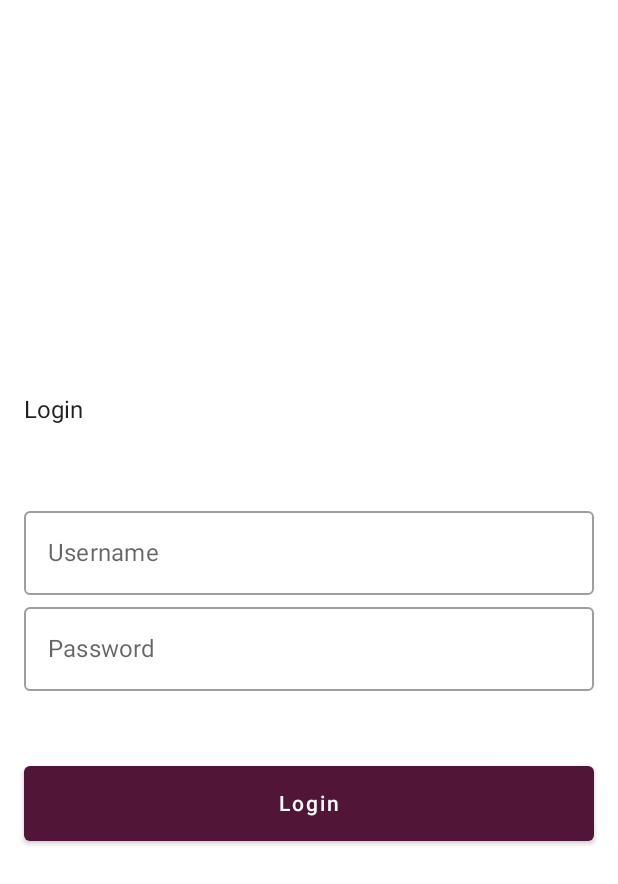
After one commit to AIR-FOI-HR/AIR2226, an Android app built with Jetpack Compose: the composable LoginPage shown on its own in the app's theme, on a phone screen of 412 x 824 dp. The commit adds this screen. Shown: the top 884 px of the screen. Run offline under Robolectric (Android 15) with nearby library versions, the phone set to English and light mode, and no system bars.

Commit message:
Implement login using mock data

```diff
--- /dev/null
+++ b/Android/app/src/main/java/hr/foi/air/giveaway/navigation/components/login/LoginPage.kt
@@ -0,0 +1,83 @@
+package hr.foi.air.giveaway.navigation.components.login
+
+import androidx.compose.foundation.layout.*
+import androidx.compose.foundation.text.KeyboardOptions
+import androidx.compose.material.Text
+import androidx.compose.runtime.*
+import androidx.compose.ui.Modifier
+import androidx.compose.ui.graphics.Color
+import androidx.compose.ui.text.input.ImeAction
+import androidx.compose.ui.text.style.TextAlign
+import androidx.compose.ui.tooling.preview.Preview
+import androidx.compose.ui.unit.dp
+import hr.foi.air.giveaway.entities.MockDataLoader
+import hr.foi.air.giveaway.entities.RegistrationBody
+import hr.foi.air.giveaway.ui.components.PasswordTextField
+import hr.foi.air.giveaway.ui.components.StyledButton
+import hr.foi.air.giveaway.ui.components.StyledTextField
+@Composable
+fun LoginPage (
+    onSuccessfulLogin: () -> Unit
+) {
+    var username by remember {
+        mutableStateOf("")
+    }
+    var password by remember {
+        mutableStateOf("")
+    }
+
+    var errorMessage by remember {
+        mutableStateOf("")
+    }
+    Column(
+        modifier = Modifier
+        .fillMaxSize()
+        .padding(16.dp),
+        verticalArrangement = Arrangement.Center
+    ) {
+
+        if (errorMessage == "") {
+            Text(
+                "Login"
+            )
+        } else {
+            Text(
+                text = errorMessage,
+                modifier = Modifier.fillMaxWidth(),
+                color = Color.Red,
+                textAlign = TextAlign.Center
+            )
+        }
+
+        Spacer(modifier = Modifier.height(50.dp))
+
+        StyledTextField(label = "Username", value = username, onValueChange = { username = it })
+        PasswordTextField(
+            label = "Password",
+            value = password,
+            onValueChange = { password = it },
+            keyboardOptions = KeyboardOptions.Default.copy(imeAction = ImeAction.Done)
+        )
+
+        Spacer(modifier = Modifier.height(50.dp))
+
+        StyledButton(
+            label = "Login",
+            onClick = {
+                val registrationUser: RegistrationBody? = MockDataLoader.getDataByUsername(username)
+
+                if (registrationUser != null && username == registrationUser.username && password == registrationUser.password) {
+                    onSuccessfulLogin()
+                } else {
+                    errorMessage = "Wrong mock credentials entered!"
+                }
+            }
+        )
+    }
+}
+
+@Preview
+@Composable
+fun LoginPagePreview() {
+    LoginPage({})
+}
```
Also changed, not shown: Android/app/src/main/java/hr/foi/air/giveaway/MainActivity.kt (+6 -1 lines).
